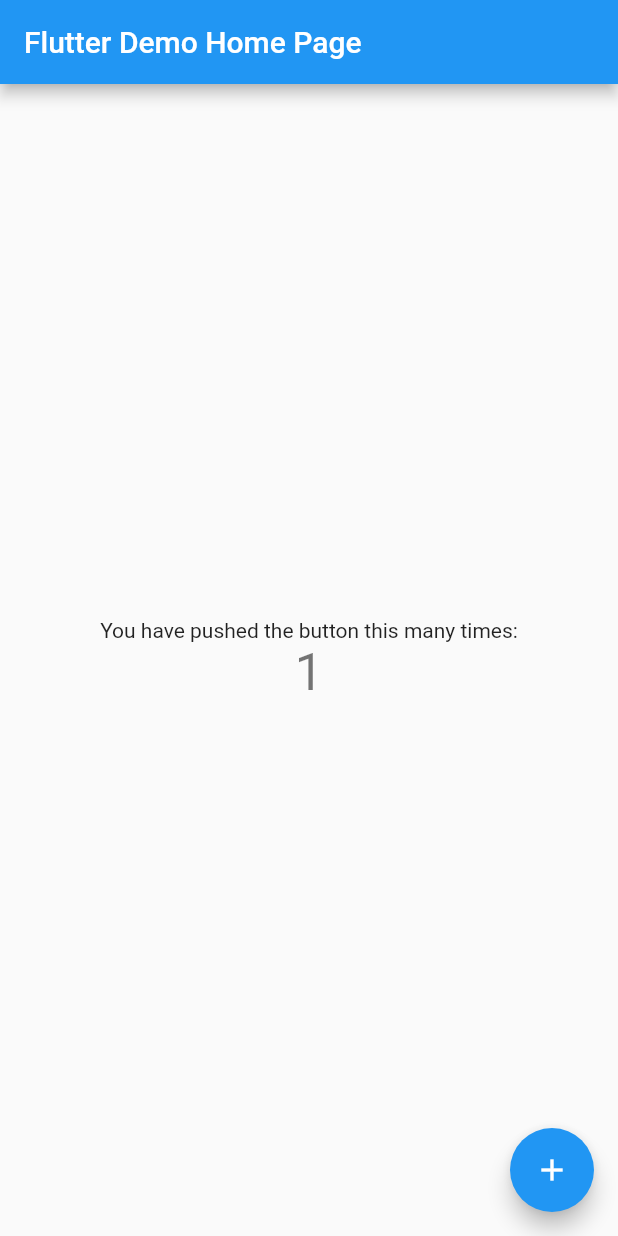
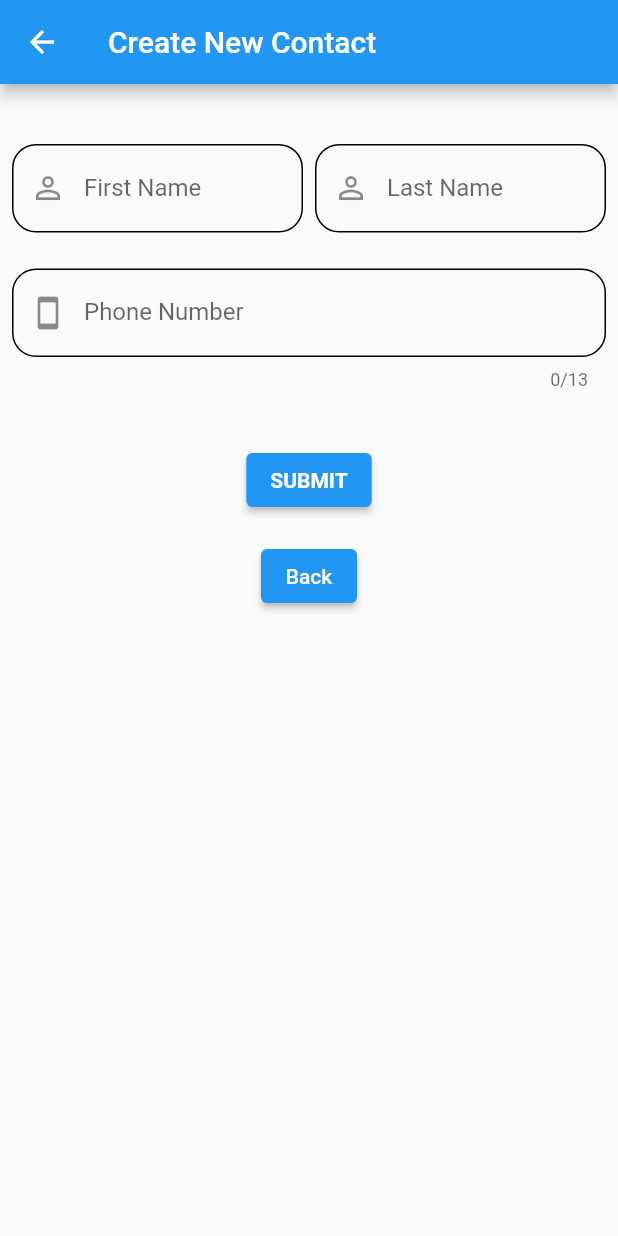
Before and after one commit to dhikaz007/tugas_week4_form_input_button, a Flutter app: the screen it shows after launch, after a tap on the "add" icon, on a phone screen of 412 x 824 dp. Run offline on Flutter 3.47's test engine with Material 2 defaults, Android fonts, the phone set to English and light mode, and no system bars.

Commit message:
Upload tugas ke dalam branch development

```diff
--- /dev/null
+++ b/lib/contacts_home.dart
@@ -0,0 +1,63 @@
+import 'package:flutter/material.dart';
+import 'package:tugas_week4_form_input_button/new_contact_page.dart';
+
+class ContactsHome extends StatefulWidget {
+  const ContactsHome({super.key});
+
+  @override
+  State<ContactsHome> createState() => _ContactsHomeState();
+}
+
+class _ContactsHomeState extends State<ContactsHome> {
+  // Membuat daftar kontak berupa list
+  final List<Map<String, String>> cLists = [
+    {"first name": "Caleb", "last name": "Rivera", "phone": "(555) 123-4567"},
+    {"first name": "Isabella", "last name": "White", "phone": "(555) 234-5678"},
+    {"first name": "Jackson", "last name": "Palel", "phone": "(555) 345-6789"},
+    {"first name": "Mia", "last name": "Lee", "phone": "(555) 456-7890"},
+    {"first name": "Owen ", "last name": "Wright", "phone": "(555) 567-8901"},
+    {"first name": "Benjamin ", "last name": "Chen", "phone": "(555) 678-9012"},
+  ];
+
+  @override
+  Widget build(BuildContext context) {
+    return Scaffold(
+      appBar: AppBar(
+        title: const Text('Tugas Contacts Phone'),
+      ),
+      body: ListView.separated(
+        separatorBuilder: (context, index) => const Divider(
+          color: Colors.grey,
+        ),
+        itemCount: cLists.length,
+        itemBuilder: (context, index) {
+          return ListTile(
+            // Membuat avatar kontak sesuai dengan nama awalan pada kontak
+            leading: CircleAvatar(
+              backgroundColor: Colors.blueAccent,
+              child: Text(
+                cLists[index]['first name']![0],
+                style: const TextStyle(color: Colors.white),
+              ),
+            ),
+            // Menampilkan nama kontak
+            title: Text(
+              '${cLists[index]['first name']!} ${cLists[index]['last name']!}',
+              style: const TextStyle(fontWeight: FontWeight.bold),
+            ),
+            // Menampilkan telepan kontak
+            subtitle: Text(cLists[index]['phone']!),
+          );
+        },
+      ),
+      // Tombol ke halaman selanjutnya untuk membuat daftar kontak baru
+      floatingActionButton: FloatingActionButton(
+        onPressed: () {
+          Navigator.of(context)
+              .push(MaterialPageRoute(builder: (_) => const NewContactPage()));
+        },
+        child: const Icon(Icons.add, color: Colors.white),
+      ),
+    );
+  }
+}
--- a/lib/main.dart
+++ b/lib/main.dart
@@ -1,4 +1,5 @@
 import 'package:flutter/material.dart';
+import 'package:tugas_week4_form_input_button/contacts_home.dart';
 
 void main() {
   runApp(const MyApp());
@@ -11,105 +12,8 @@
   @override
   Widget build(BuildContext context) {
     return MaterialApp(
-      title: 'Flutter Demo',
-      theme: ThemeData(
-        // This is the theme of your application.
-        //
-        // Try running your application with "flutter run". You'll see the
-        // application has a blue toolbar. Then, without quitting the app, try
-        // changing the primarySwatch below to Colors.green and then invoke
-        // "hot reload" (press "r" in the console where you ran "flutter run",
-        // or simply save your changes to "hot reload" in a Flutter IDE).
-        // Notice that the counter didn't reset back to zero; the application
-        // is not restarted.
-        primarySwatch: Colors.blue,
-      ),
-      home: const MyHomePage(title: 'Flutter Demo Home Page'),
+      theme: ThemeData(primarySwatch: Colors.blue),
+      home: const ContactsHome(),
     );
   }
 }
-
-class MyHomePage extends StatefulWidget {
-  const MyHomePage({super.key, required this.title});
-
-  // This widget is the home page of your application. It is stateful, meaning
-  // that it has a State object (defined below) that contains fields that affect
-  // how it looks.
-
-  // This class is the configuration for the state. It holds the values (in this
-  // case the title) provided by the parent (in this case the App widget) and
-  // used by the build method of the State. Fields in a Widget subclass are
-  // always marked "final".
-
-  final String title;
-
-  @override
-  State<MyHomePage> createState() => _MyHomePageState();
-}
-
-class _MyHomePageState extends State<MyHomePage> {
-  int _counter = 0;
-
-  void _incrementCounter() {
-    setState(() {
-      // This call to setState tells the Flutter framework that something has
-      // changed in this State, which causes it to rerun the build method below
-      // so that the display can reflect the updated values. If we changed
-      // _counter without calling setState(), then the build method would not be
-      // called again, and so nothing would appear to happen.
-      _counter++;
-    });
-  }
-
-  @override
-  Widget build(BuildContext context) {
-    // This method is rerun every time setState is called, for instance as done
-    // by the _incrementCounter method above.
-    //
-    // The Flutter framework has been optimized to make rerunning build methods
-    // fast, so that you can just rebuild anything that needs updating rather
-    // than having to individually change instances of widgets.
-    return Scaffold(
-      appBar: AppBar(
-        // Here we take the value from the MyHomePage object that was created by
-        // the App.build method, and use it to set our appbar title.
-        title: Text(widget.title),
-      ),
-      body: Center(
-        // Center is a layout widget. It takes a single child and positions it
-        // in the middle of the parent.
-        child: Column(
-          // Column is also a layout widget. It takes a list of children and
-          // arranges them vertically. By default, it sizes itself to fit its
-          // children horizontally, and tries to be as tall as its parent.
-          //
-          // Invoke "debug painting" (press "p" in the console, choose the
-          // "Toggle Debug Paint" action from the Flutter Inspector in Android
-          // Studio, or the "Toggle Debug Paint" command in Visual Studio Code)
-          // to see the wireframe for each widget.
-          //
-          // Column has various properties to control how it sizes itself and
-          // how it positions its children. Here we use mainAxisAlignment to
-          // center the children vertically; the main axis here is the vertical
-          // axis because Columns are vertical (the cross axis would be
-          // horizontal).
-          mainAxisAlignment: MainAxisAlignment.center,
-          children: <Widget>[
-            const Text(
-              'You have pushed the button this many times:',
-            ),
-            Text(
-              '$_counter',
-              style: Theme.of(context).textTheme.headlineMedium,
-            ),
-          ],
-        ),
-      ),
-      floatingActionButton: FloatingActionButton(
-        onPressed: _incrementCounter,
-        tooltip: 'Increment',
-        child: const Icon(Icons.add),
-      ), // This trailing comma makes auto-formatting nicer for build methods.
-    );
-  }
-}
--- /dev/null
+++ b/lib/new_contact_page.dart
@@ -0,0 +1,166 @@
+import 'package:flutter/material.dart';
+import 'package:flutter/services.dart';
+import 'package:tugas_week4_form_input_button/contacts_home.dart';
+
+// TextFormField Widget
+
+class NewContactPage extends StatefulWidget {
+  const NewContactPage({super.key});
+
+  @override
+  State<NewContactPage> createState() => _NewContactPageState();
+}
+
+class _NewContactPageState extends State<NewContactPage> {
+  // Inisialisasi parameter
+  String? firstName;
+  String? lastName;
+  String? phoneNumber;
+  String msg = '';
+
+  // Parameter untuk menyimpan sementara data textformfiled
+  var formKey = GlobalKey<FormState>();
+  var fnameController = TextEditingController();
+  var lnameController = TextEditingController();
+  var phoneController = TextEditingController();
+
+  @override
+  Widget build(BuildContext context) {
+    return Scaffold(
+      appBar: AppBar(
+        title: const Text('Create New Contact'),
+      ),
+      body: Form(
+        key: formKey,
+        child: Column(
+          mainAxisAlignment: MainAxisAlignment.start,
+          children: [
+            const SizedBox(height: 40.0),
+            Row(
+              children: [
+                Expanded(
+                  child: Padding(
+                    padding: const EdgeInsets.only(left: 8.0, right: 4.0),
+                    // Form untuk mengisi nama depan
+                    child: TextFormField(
+                      validator: (value) {
+                        if (value == null || value.isEmpty) {
+                          return 'Please enter your first name';
+                        }
+                        return null;
+                      },
+                      controller: fnameController,
+                      decoration: InputDecoration(
+                          labelText: 'First Name',
+                          border: const OutlineInputBorder(),
+                          hintText: 'Input first name',
+                          prefixIcon: const Icon(Icons.person_outline),
+                          enabledBorder: OutlineInputBorder(
+                            borderRadius: BorderRadius.circular(16.0),
+                          )),
+                    ),
+                  ),
+                ),
+                //SizedBox(width: 8.0),
+                Expanded(
+                  child: Padding(
+                    padding: const EdgeInsets.only(right: 8.0, left: 4.0),
+                    // Form untuk mengisi nama belakang
+                    child: TextFormField(
+                      validator: (value) {
+                        if (value == null || value.isEmpty) {
+                          return 'Please enter your last name';
+                        }
+                        return null;
+                      },
+                      controller: lnameController,
+                      decoration: InputDecoration(
+                          labelText: 'Last Name',
+                          border: const OutlineInputBorder(),
+                          hintText: 'Input last name',
+                          prefixIcon: const Icon(Icons.person_outline),
+                          enabledBorder: OutlineInputBorder(
+                            borderRadius: BorderRadius.circular(16.0),
+                          )),
+                    ),
+                  ),
+                ),
+              ],
+            ),
+            const SizedBox(height: 16.0),
+            Padding(
+              padding: const EdgeInsets.all(8.0),
+              // Form untuk mengisi nomor telepon
+              child: TextFormField(
+                validator: (value) {
+                  if (value == null || value.isEmpty) {
+                    return 'Please enter a valid phone number';
+                  }
+                  return null;
+                },
+                controller: phoneController,
+                keyboardType: TextInputType.number,
+                inputFormatters: <TextInputFormatter>[
+                  FilteringTextInputFormatter.digitsOnly
+                ],
+                maxLength: 13,
+                decoration: InputDecoration(
+                    prefixIcon: const Icon(Icons.smartphone),
+                    labelText: 'Phone Number',
+                    border: const OutlineInputBorder(),
+                    hintText: 'Input phone number',
+                    enabledBorder: OutlineInputBorder(
+                      borderRadius: BorderRadius.circular(16.0),
+                    )),
+              ),
+            ),
+            const SizedBox(height: 28.0),
+            // Tombol untuk menampilkan data yang sudah di isi
+            ElevatedButton(
+              onPressed: () {
+                if (formKey.currentState!.validate()) {
+                  setState(() {});
+                  var fname = fnameController.text;
+                  var lname = lnameController.text;
+                  var phone = phoneController.text;
+                  msg = 'Fullname : $fname $lname\nPhone Number : $phone';
+
+                  ScaffoldMessenger.of(context).showSnackBar(
+                    const SnackBar(content: Text('Done')),
+                  );
+                }
+              },
+              child: const Text(
+                'SUBMIT',
+                style: TextStyle(fontWeight: FontWeight.bold),
+              ),
+            ),
+            const SizedBox(height: 16.0),
+            // Tombol untuk kembali ke halaman sebelumnya
+            ElevatedButton(
+                child: const Text('Back'),
+                onPressed: () {
+                  Navigator.pop(
+                      context,
+                      MaterialPageRoute(
+                          builder: (context) => const ContactsHome()));
+                }),
+            const SizedBox(height: 28.0),
+            Padding(
+              padding: const EdgeInsets.all(8.0),
+              child: Align(
+                alignment: Alignment.centerLeft,
+                // Menampilkan data yang sudah di isi ke layar
+                child: Text(
+                  msg,
+                  style: const TextStyle(
+                      fontSize: 20, fontWeight: FontWeight.w500),
+                ),
+              ),
+            )
+          ],
+        ),
+      ),
+    );
+  }
+}
```
